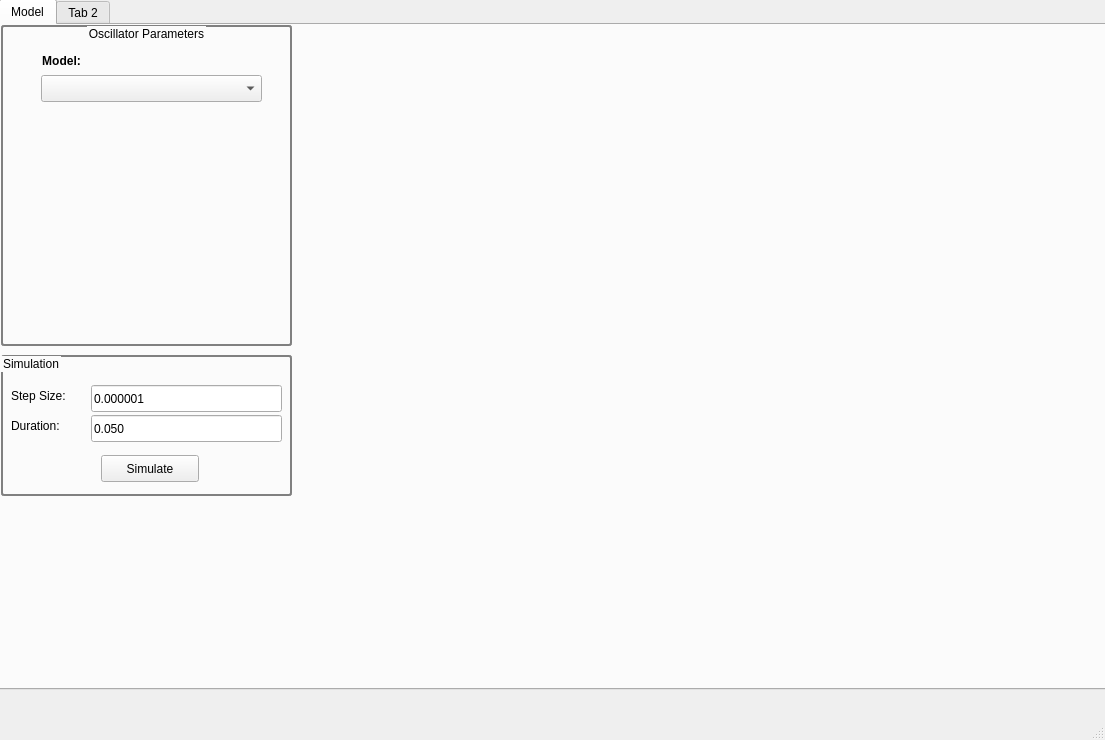
mschachter/birdy, file src/python/ui/gen/main_window.ui: the form before one commit.
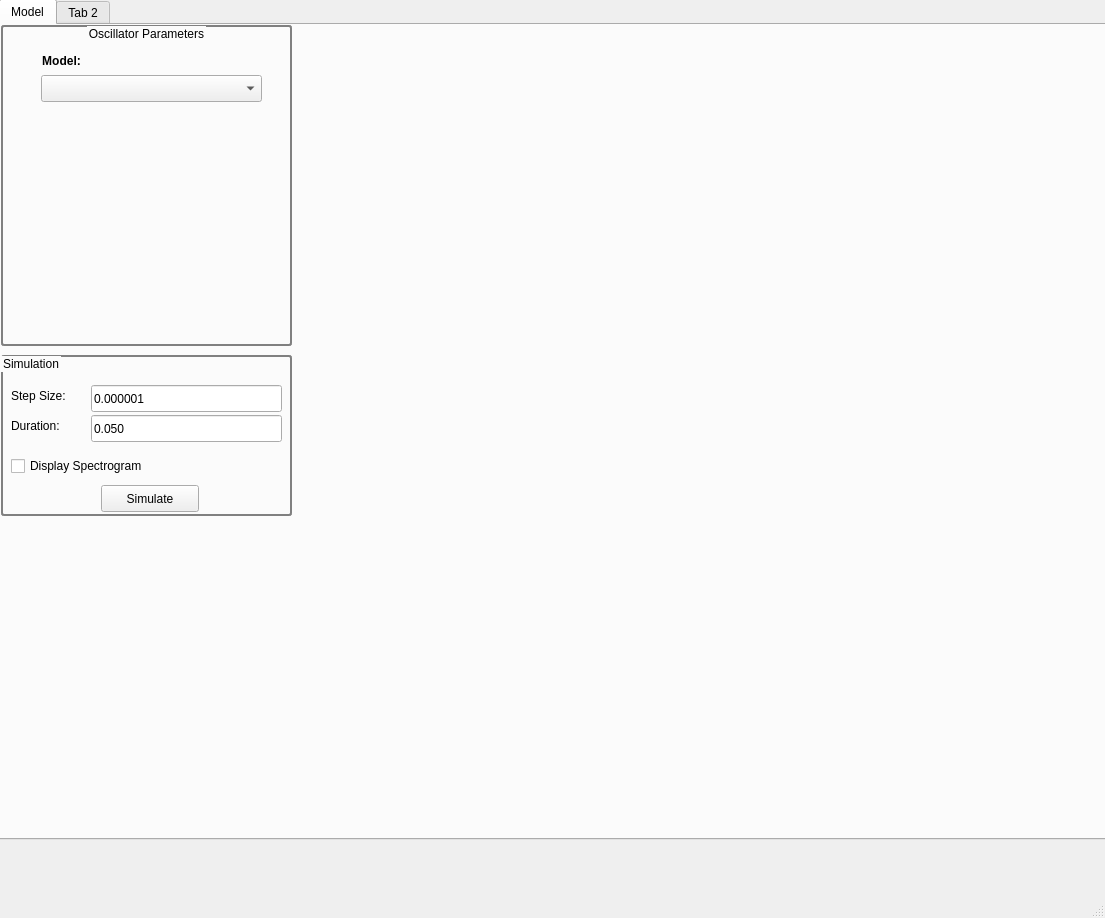
The form after the commit.

Patch:
```diff
--- a/src/python/ui/gen/main_window.ui
+++ b/src/python/ui/gen/main_window.ui
@@ -7,7 +7,7 @@
     <x>0</x>
     <y>0</y>
     <width>1105</width>
-    <height>740</height>
+    <height>918</height>
    </rect>
   </property>
   <property name="windowTitle">
@@ -20,7 +20,7 @@
       <x>-1</x>
       <y>-1</y>
       <width>1111</width>
-      <height>691</height>
+      <height>841</height>
      </rect>
     </property>
     <layout class="QHBoxLayout" name="horizontalLayout">
@@ -107,7 +107,7 @@
            <x>0</x>
            <y>330</y>
            <width>291</width>
-           <height>141</height>
+           <height>161</height>
           </rect>
          </property>
          <property name="styleSheet">
@@ -175,7 +175,7 @@
           <property name="geometry">
            <rect>
             <x>100</x>
-            <y>100</y>
+            <y>130</y>
             <width>98</width>
             <height>27</height>
            </rect>
@@ -184,6 +184,19 @@
            <string>Simulate</string>
           </property>
          </widget>
+         <widget class="QCheckBox" name="displaySpectrogramCheckBox">
+          <property name="geometry">
+           <rect>
+            <x>10</x>
+            <y>100</y>
+            <width>171</width>
+            <height>22</height>
+           </rect>
+          </property>
+          <property name="text">
+           <string>Display Spectrogram</string>
+          </property>
+         </widget>
         </widget>
         <widget class="QWidget" name="verticalLayoutWidget_2">
          <property name="geometry">
@@ -191,7 +204,7 @@
            <x>300</x>
            <y>0</y>
            <width>801</width>
-           <height>471</height>
+           <height>791</height>
           </rect>
          </property>
          <layout class="QVBoxLayout" name="simulationPlotLayout"/>
```
